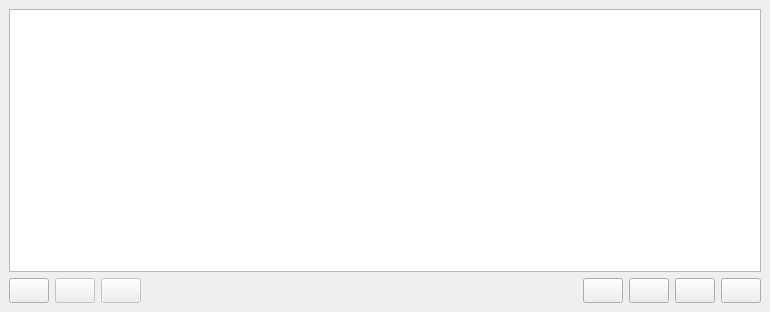
usnistgov/qpx-gamma, file gui/widget_detectors.ui: the form before one commit.
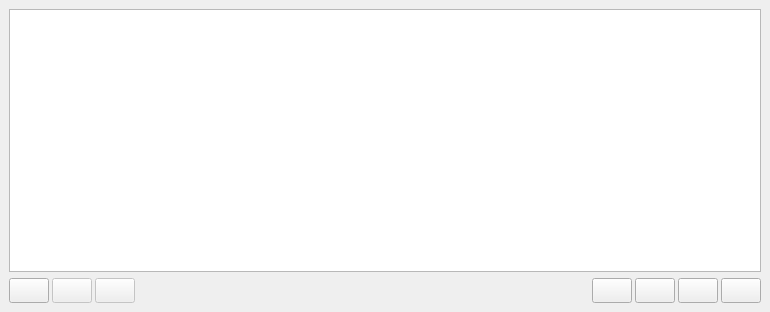
The form after the commit. Icons and pictures are not drawn.

Patch:
```diff
--- a/gui/widget_detectors.ui
+++ b/gui/widget_detectors.ui
@@ -63,6 +63,9 @@
    </item>
    <item row="2" column="0">
     <layout class="QHBoxLayout" name="horizontalLayout_46">
+     <property name="spacing">
+      <number>3</number>
+     </property>
      <property name="sizeConstraint">
       <enum>QLayout::SetMaximumSize</enum>
      </property>
```
Left out of the diff: 18 changed lines with no effect on the pictures.
